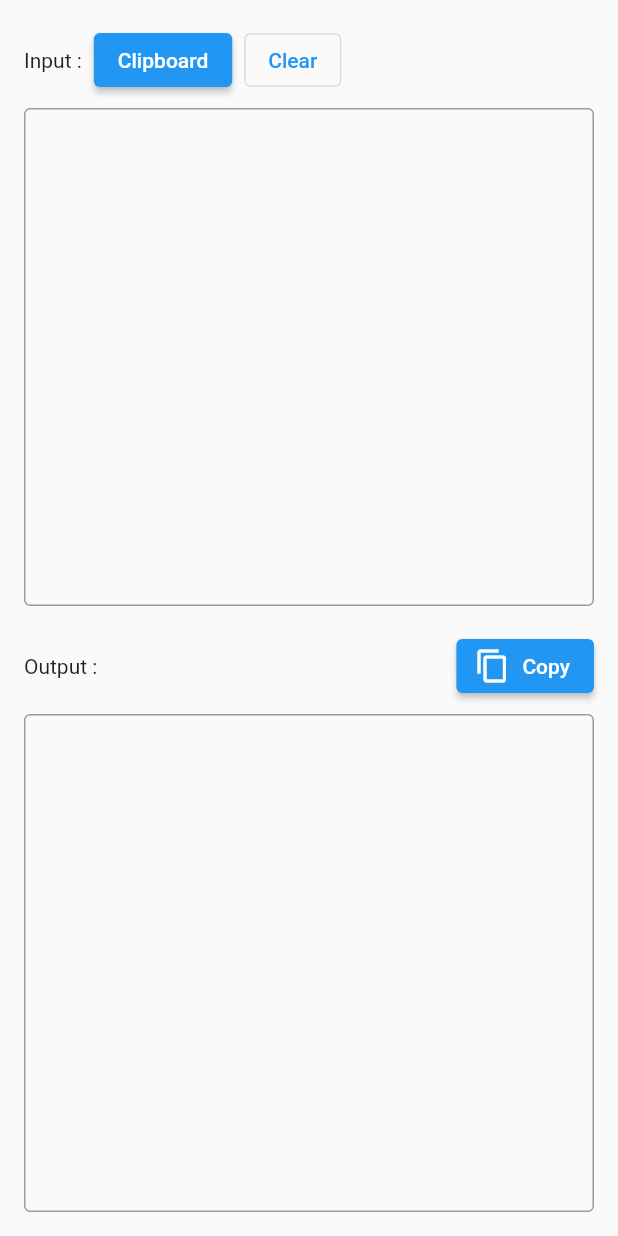
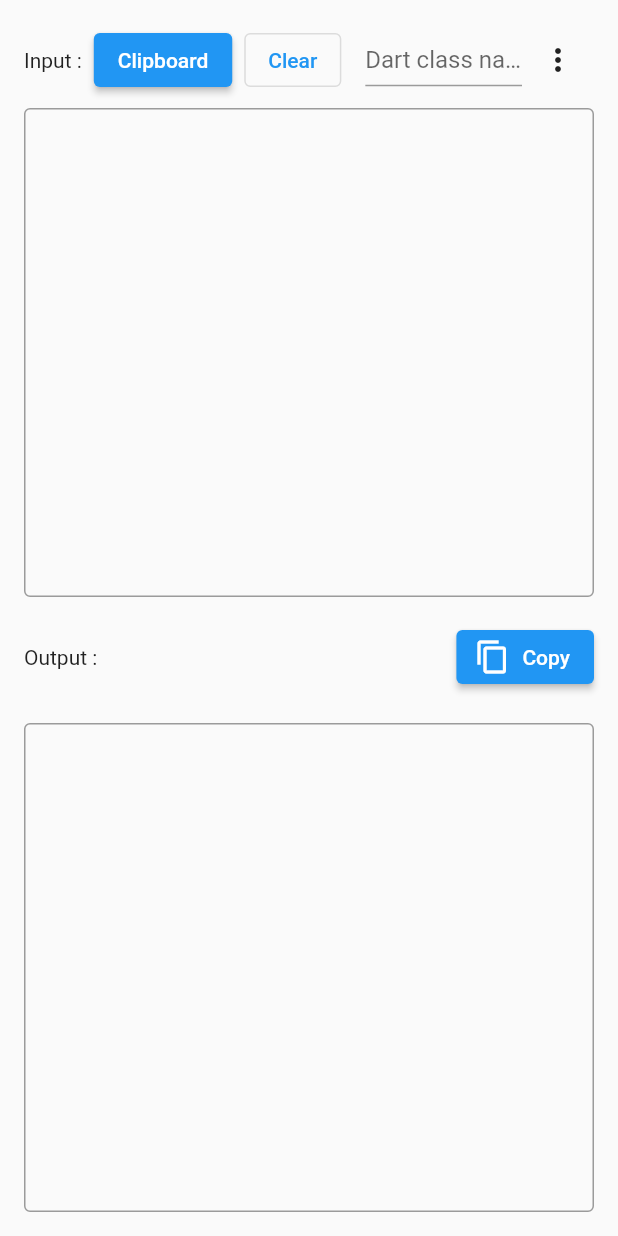
Before and after one commit to alann-maulana/developer-tools, a Flutter app: the JsonToDartBody widget shown alone on an empty page, opened directly with empty values, after a tap on "Clear", on a phone screen of 412 x 824 dp. Run offline on Flutter 3.47's test engine with Material 2 defaults, Android fonts, the light colour scheme and no system bars; our stand-ins replace shared_preferences; missing offline and left inert: blurhash_dart, flutter_native, json_to_dart; accounts and stored records are empty; generated files the repository leaves out were written again.

Commit message:
enable options on json to dart, split ui on phone or desktop

```diff
--- a/lib/src/json/jsontodart_controller.dart
+++ b/lib/src/json/jsontodart_controller.dart
@@ -5,15 +5,38 @@ import 'package:flutter/services.dart';
 import 'package:json_to_dart/json_to_dart.dart';
 
 class JsonToDartController extends ChangeNotifier {
+  final TextEditingController classController = TextEditingController();
   final TextEditingController inputController = TextEditingController();
   final TextEditingController outputController = TextEditingController();
 
   String? inputError;
 
+  bool _privateField = false;
+  bool _finalField = true;
+
+  bool get privateField => _privateField;
+  set privateField(bool value) {
+    _privateField = value;
+    onInputChanged(inputController.text);
+  }
+
+  bool get finalField => _finalField;
+  set finalField(bool value) {
+    _finalField = value;
+    onInputChanged(inputController.text);
+  }
+
   clear() {
+    classController.text = '';
     inputController.text = '';
     outputController.text = '';
     notifyListeners();
+  }
+
+  onClassChanged(String input) {
+    if (inputController.text.isNotEmpty) {
+      onInputChanged(inputController.text);
+    }
   }
 
   onInputChanged(String input) {
@@ -31,7 +54,13 @@ class JsonToDartController extends ChangeNotifier {
       return;
     }
 
-    final classGenerator = ModelGenerator('Sample');
+    final className =
+        classController.text.isEmpty ? 'UnknownClassName' : classController.text;
+    final classGenerator = ModelGenerator(
+      className,
+      privateFields: privateField,
+      finalFields: finalField,
+    );
     final dartCode = classGenerator.generateDartClasses(input);
     outputController.text = dartCode.code;
     notifyListeners();
--- a/lib/src/json/jsontodart_view.dart
+++ b/lib/src/json/jsontodart_view.dart
@@ -1,4 +1,7 @@
+import 'dart:ui';
+
 import 'package:developer_tools/src/dashboard/drawer_menu.dart';
+import 'package:developer_tools/src/views/responsive_view.dart';
 import 'package:flutter/material.dart';
 import 'package:flutter_gen/gen_l10n/app_localizations.dart';
 import 'package:flutter_native/flutter_native.dart';
@@ -36,8 +39,7 @@ class JsonToDartBody extends StatelessWidget {
       child: AnimatedBuilder(
         animation: controller,
         builder: (context, child) {
-          return Column(
-            children: [
+          final childrenInput = [
             Row(
               children: [
                 const Text('Input :'),
@@ -51,7 +53,53 @@ class JsonToDartBody extends StatelessWidget {
                   onPressed: controller.clear,
                   child: const Text('Clear'),
                 ),
-                  const Spacer(),
+                const SizedBox(width: 16),
+                Expanded(
+                  child: TextField(
+                    controller: controller.classController,
+                    maxLines: 1,
+                    decoration: const InputDecoration(
+                      hintText: 'Dart class name',
+                      isDense: true,
+                    ),
+                    onChanged: controller.onClassChanged,
+                    style: const TextStyle(
+                      fontFeatures: [FontFeature.tabularFigures()],
+                    ),
+                  ),
+                ),
+                PopupMenuButton<String>(
+                  tooltip: 'Options',
+                  padding: EdgeInsets.zero,
+                  itemBuilder: (BuildContext context) {
+                    return <PopupMenuEntry<String>>[
+                      CheckedPopupMenuItem(
+                        value: 'final',
+                        checked: controller.finalField,
+                        child: const Text('Final Field'),
+                      ),
+                      CheckedPopupMenuItem(
+                        value: 'private',
+                        checked: controller.privateField,
+                        child: const Text('Private Field'),
+                      ),
+                      const PopupMenuDivider(),
+                      const CheckedPopupMenuItem(
+                        value: 'private',
+                        checked: true,
+                        child: Text('Null Safety'),
+                        enabled: false,
+                      ),
+                    ];
+                  },
+                  onSelected: (value) {
+                    if (value == 'final') {
+                      controller.finalField = !controller.finalField;
+                    } else if (value == 'private') {
+                      controller.privateField = !controller.privateField;
+                    }
+                  },
+                ),
               ],
             ),
             const SizedBox(height: 8),
@@ -66,9 +114,14 @@ class JsonToDartBody extends StatelessWidget {
                 ),
                 onChanged: controller.onInputChanged,
                 textAlignVertical: TextAlignVertical.top,
+                style: const TextStyle(
+                  fontFeatures: [FontFeature.tabularFigures()],
                 ),
               ),
-              const SizedBox(height: 16),
+            ),
+          ];
+
+          final childrenOutput = [
             Row(
               children: [
                 const Text('Output :'),
@@ -84,7 +137,7 @@ class JsonToDartBody extends StatelessWidget {
                 ),
               ],
             ),
-              const SizedBox(height: 8),
+            const SizedBox(height: 20),
             Expanded(
               child: TextField(
                 controller: controller.outputController,
@@ -94,9 +147,33 @@ class JsonToDartBody extends StatelessWidget {
                   border: OutlineInputBorder(),
                 ),
                 textAlignVertical: TextAlignVertical.top,
+                style: const TextStyle(
+                  fontFeatures: [FontFeature.tabularFigures()],
+                ),
+                readOnly: true,
               ),
             ),
+          ];
+
+          return ResponsiveView(
+            builder: (context) {
+              return Column(
+                children: [
+                  ...childrenInput,
+                  const SizedBox(height: 16),
+                  ...childrenOutput,
                 ],
+              );
+            },
+            tablet: (context) {
+              return Row(
+                children: [
+                  Expanded(child: Column(children: childrenInput)),
+                  const VerticalDivider(width: 32),
+                  Expanded(child: Column(children: childrenOutput)),
+                ],
+              );
+            },
           );
         },
       ),
```
Lines whose indentation alone changed are shown as unchanged.
